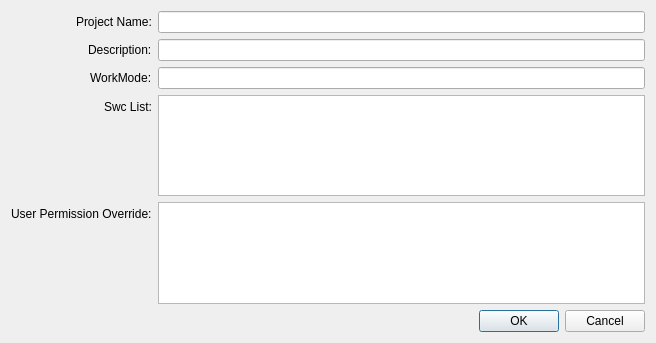
Above: src/SwcManagerClient/src/ui/viewcreateproject.ui from kiraYuukiAsuna/GoMongoDb before the change. Below: the same form after it.
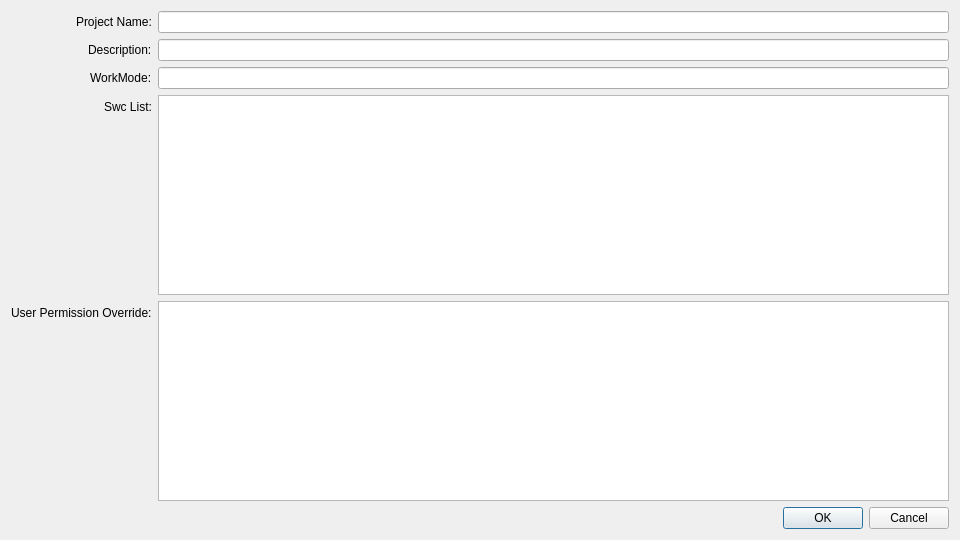
That is the form after the change.

What changed in the file:
```diff
--- a/src/SwcManagerClient/src/ui/viewcreateproject.ui
+++ b/src/SwcManagerClient/src/ui/viewcreateproject.ui
@@ -6,8 +6,8 @@
    <rect>
     <x>0</x>
     <y>0</y>
-    <width>656</width>
-    <height>343</height>
+    <width>960</width>
+    <height>540</height>
    </rect>
   </property>
   <property name="windowTitle">
```
